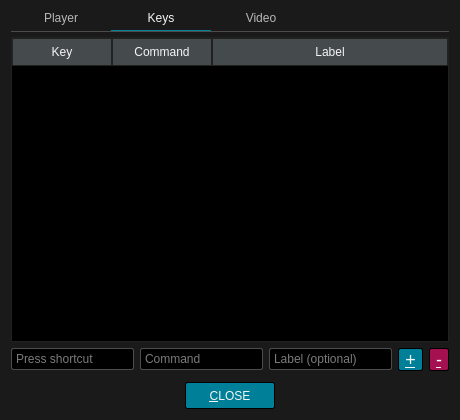
u8sand/Baka-MPlayer, file src/ui/preferencesdialog.ui: the form before one commit.
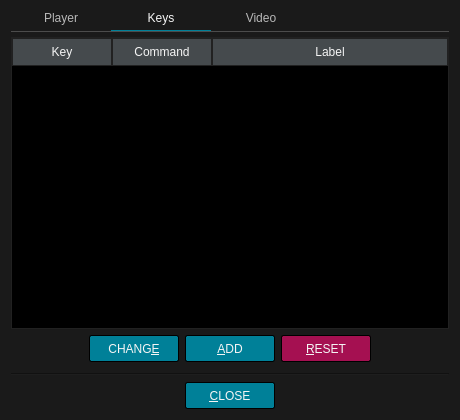
The form after the commit. The open tabs and pages were chosen to show the change. Icons and pictures are not drawn.

```diff
--- a/src/ui/preferencesdialog.ui
+++ b/src/ui/preferencesdialog.ui
@@ -336,6 +336,12 @@
            <property name="orientation">
             <enum>Qt::Horizontal</enum>
            </property>
+           <property name="sizeHint" stdset="0">
+            <size>
+             <width>0</width>
+             <height>0</height>
+            </size>
+           </property>
           </spacer>
          </item>
         </layout>
@@ -448,62 +454,62 @@
        <item>
         <layout class="QHBoxLayout" name="horizontalLayout_4">
          <item>
-          <widget class="QKeySequenceEdit" name="keySequenceEdit"/>
-         </item>
-         <item>
-          <widget class="QLineEdit" name="lineEdit">
-           <property name="placeholderText">
-            <string>Command</string>
+          <spacer name="horizontalSpacer_5">
+           <property name="orientation">
+            <enum>Qt::Horizontal</enum>
            </property>
-          </widget>
+           <property name="sizeHint" stdset="0">
+            <size>
+             <width>40</width>
+             <height>20</height>
+            </size>
+           </property>
+          </spacer>
          </item>
          <item>
-          <widget class="QLineEdit" name="lineEdit_2">
-           <property name="placeholderText">
-            <string>Label (optional)</string>
+          <widget class="QPushButton" name="changeKeyButton">
+           <property name="text">
+            <string>CHANG&amp;E</string>
            </property>
           </widget>
          </item>
          <item>
           <widget class="QPushButton" name="addKeyButton">
-           <property name="styleSheet">
-            <string notr="true">/* addKeyButton */
-
-QPushButton {
-    min-width: 0px;
-	min-height: 0px;
-	padding-top: 0px;
-	padding-bottom: 0px;
-	font-size: 18px;
-}</string>
-           </property>
            <property name="text">
-            <string>&amp;+</string>
+            <string>&amp;ADD</string>
            </property>
           </widget>
          </item>
          <item>
-          <widget class="QPushButton" name="removeKeyButton">
+          <widget class="QPushButton" name="resetKeyButton">
            <property name="styleSheet">
             <string notr="true">/* addKeyButton */
 
 QPushButton {
 	background: #A51051;
-    min-width: 0px;
-	min-height: 0px;
-	padding-top: 0px;
-	padding-bottom: 0px;
-	font-size: 18px;
 }
 QPushButton:pressed {
     background: #720B38;
 }</string>
            </property>
            <property name="text">
-            <string>&amp;-</string>
+            <string>&amp;RESET</string>
            </property>
           </widget>
          </item>
+         <item>
+          <spacer name="horizontalSpacer_6">
+           <property name="orientation">
+            <enum>Qt::Horizontal</enum>
+           </property>
+           <property name="sizeHint" stdset="0">
+            <size>
+             <width>40</width>
+             <height>20</height>
+            </size>
+           </property>
+          </spacer>
+         </item>
         </layout>
        </item>
       </layout>
@@ -708,6 +714,13 @@
      </widget>
     </widget>
    </item>
+   <item>
+    <widget class="Line" name="line">
+     <property name="orientation">
+      <enum>Qt::Horizontal</enum>
+     </property>
+    </widget>
+   </item>
    <item>
     <layout class="QHBoxLayout" name="horizontalLayout_2">
      <item>
```
Left out of the diff: 6 changed lines with no effect on the pictures.
